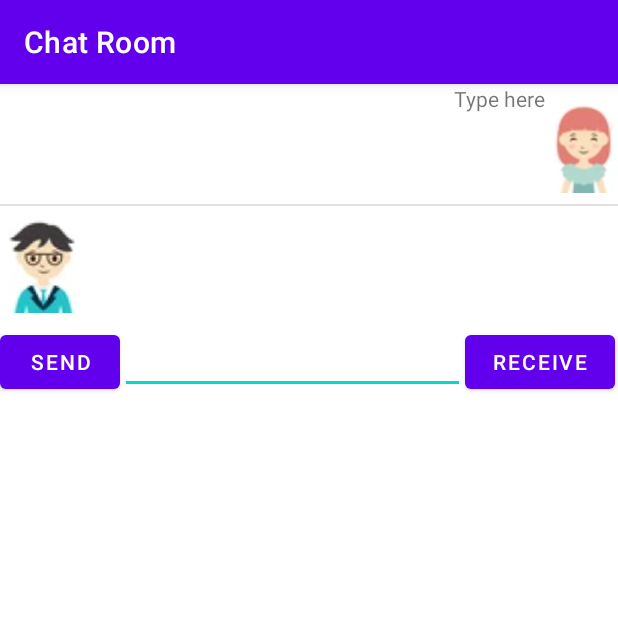
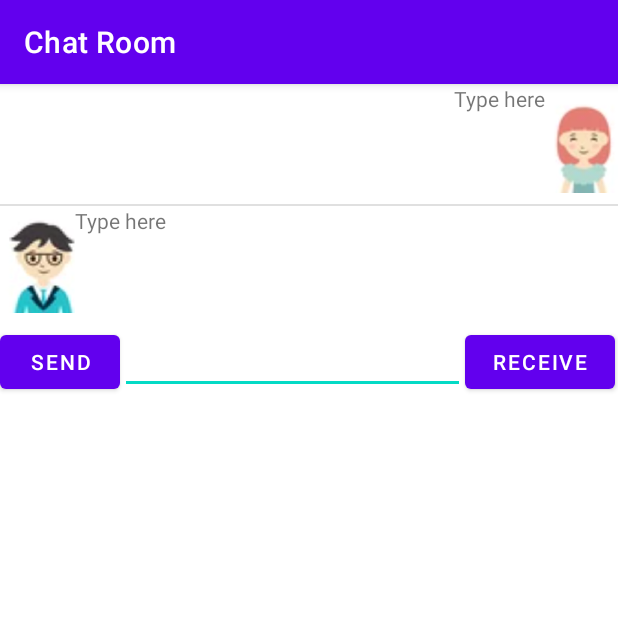
Before and after one commit to HelloNYAC/AndroidLabs, an Android app: the ChatRoomActivity screen opened directly, with no data from a screen before it, after a tap on "RECEIVE", on a phone screen of 412 x 824 dp, the top half of it. Run offline under Robolectric (Android 15) with nearby library versions, the phone set to English and light mode, and no system bars; 5 statements that could not run were skipped; 1 other tap on this screen came first.

Commit message:
initial Commit

```diff
--- a/app/src/main/java/com/cst2335/yue00015/ChatRoomActivity.java
+++ b/app/src/main/java/com/cst2335/yue00015/ChatRoomActivity.java
@@ -3,6 +3,9 @@ package com.cst2335.yue00015;
 import androidx.appcompat.app.AlertDialog;
 import androidx.appcompat.app.AppCompatActivity;
 
+import android.content.ContentValues;
+import android.database.Cursor;
+import android.database.sqlite.SQLiteDatabase;
 import android.os.Bundle;
 import android.view.LayoutInflater;
 import android.view.View;
@@ -10,15 +13,17 @@ import android.view.ViewGroup;
 import android.widget.BaseAdapter;
 import android.widget.Button;
 import android.widget.EditText;
-import android.widget.ImageView;
 import android.widget.ListView;
 import android.widget.TextView;
+import android.widget.Toast;
 
 import java.util.ArrayList;
 
 public class ChatRoomActivity extends AppCompatActivity {
-    private ArrayList<Message> list = new ArrayList<>();
+    private ArrayList<Message> messageList = new ArrayList<>();
     private ChatRoomActivity.MyListAdapter myAdapter;
+    SQLiteDatabase db;
+    Cursor c;
     private ListView myList;
     private Button send;
     private Button receive;
@@ -28,9 +33,41 @@ public class ChatRoomActivity extends AppCompatActivity {
         super.onCreate(savedInstanceState);
         setContentView(R.layout.activity_chat_room);
 
+        EditText typed = findViewById(R.id.typeline);
+        String textMessage = typed.getText().toString();
+        send = findViewById(R.id.sendbtn);
+        receive = findViewById(R.id.rcvbtn);
+        myList = (ListView) findViewById(R.id.thelistview);
+
+        loadDataFromDatabase();
         myAdapter = new ChatRoomActivity.MyListAdapter();
-        myList = (ListView) findViewById(R.id.thelistview);
         myList.setAdapter(myAdapter);
+
+        send.setOnClickListener(click ->{
+            ContentValues newRowValues = new ContentValues();
+            newRowValues.put(MyOpener.TEXT_MESSAGE, textMessage);
+            newRowValues.put(MyOpener.SEND_TYPE, 1);
+            long newId = db.insert(MyOpener.TABLE_NAME, null, newRowValues);
+
+            Message msgSend = new Message(textMessage, true, newId);
+            messageList.add(msgSend);
+            typed.setText("");
+            Toast.makeText(this, "Inserted item id:"+newId, Toast.LENGTH_LONG).show();
+            myAdapter.notifyDataSetChanged();
+        });
+
+        receive.setOnClickListener(click ->{
+            ContentValues newRowValues = new ContentValues();
+            newRowValues.put(MyOpener.TEXT_MESSAGE, textMessage);
+            newRowValues.put(MyOpener.SEND_TYPE, 0);
+            long newId = db.insert(MyOpener.TABLE_NAME, null, newRowValues);
+            Message msgRcv = new Message(textMessage,false, newId);
+            messageList.add(msgRcv);
+            typed.setText("");
+
+            Toast.makeText(this, "Inserted item id:"+newId, Toast.LENGTH_LONG).show();
+            myAdapter.notifyDataSetChanged();
+        });
 
         myList.setOnItemLongClickListener((parent, view, row, id) -> {
             AlertDialog.Builder alertDialogBuilder = new AlertDialog.Builder(this);
@@ -38,7 +75,7 @@ public class ChatRoomActivity extends AppCompatActivity {
                     .setMessage(getString(R.string.del_msg1) + row + "\n"
                             + getString(R.string.del_msg2) + id )
                     .setPositiveButton(getString(R.string.yes), (click, arg) -> {
-                        list.remove(row);
+                        messageList.remove(row);
                         myAdapter.notifyDataSetChanged();
                     })
                     .setNegativeButton(getString(R.string.no), (click, arg) -> {
@@ -47,93 +84,74 @@ public class ChatRoomActivity extends AppCompatActivity {
             return true;
         });
 
-
-
-        EditText typed = findViewById(R.id.typeline);
-
-        send = findViewById(R.id.sendbtn);
-        send.setOnClickListener(click ->{
-            Message msgSend = new Message(typed.getText().toString(), R.drawable.row_send, 0);
-            typed.setText("");
-            list.add(msgSend);
-            myAdapter.notifyDataSetChanged();
-        });
-
-        receive = findViewById(R.id.rcvbtn);
-        receive.setOnClickListener(click ->{
-            Message msgRcv = new Message(typed.getText().toString(), R.drawable.row_receive, 1);
-            typed.setText("");
-            list.add(msgRcv);
-            myAdapter.notifyDataSetChanged();
-        });
     }
 
-    class Message{
-        private String msg;
-        private int layout;
-        private int sourceImg;
+    private void loadDataFromDatabase()
+    {
+        MyOpener dbOpener = new MyOpener(this);
+        db = dbOpener.getWritableDatabase();
+        String [] columns = {MyOpener.COL_ID, MyOpener.TEXT_MESSAGE, MyOpener.SEND_TYPE};
+        Cursor results = db.query(false, MyOpener.TABLE_NAME, columns, null, null, null, null, null, null);
 
-        public Message (String msg, int sourceImg, int layout){
-            this.msg = msg;
-            this.sourceImg = sourceImg;
-            this.layout = layout;
+        int textMessageColumnIndex = results.getColumnIndex(MyOpener.TEXT_MESSAGE);
+        int isSentIndex = results.getColumnIndex(MyOpener.SEND_TYPE);
+        int idColIndex = results.getColumnIndex(MyOpener.COL_ID);
+
+        while (results.moveToNext()) {
+            String msg = results.getString(textMessageColumnIndex);
+            int typeInt = results.getInt(isSentIndex);
+            Long dataId  = results.getLong(idColIndex);
+
+            boolean msgType;
+            if(typeInt == 0) {
+                msgType = true;
+            } else {
+                msgType = false;
+            }
+
+            messageList.add(new Message(msg, msgType, dataId));
         }
+   }
 
-        public int getLayout(){
-        return layout;
-        }
-
-        public int getSourceImg(){
-        return sourceImg;
-        }
-
-        public String getMsg() {
-            return msg;
-        }
+    protected void printCursor(Cursor c, int version){
+//        Message m = messageList.remove();
+        System.out.println(db.getVersion());
+        System.out.println(c.getColumnCount());
+        System.out.println(c.getCount());
     }
 
     class MyListAdapter extends BaseAdapter {
         @Override
         public int getCount() {
-            return list.size();
+            return messageList.size();
         }
 
         @Override
-        public Object getItem(int position) {
-            return list.get(position);
+        public Message getItem(int position) {
+            return messageList.get(position);
         }
 
         @Override
         public View getView(int position, View convertView, ViewGroup parent) {
             Message msg = (Message) getItem(position);
-            int msgLayout = msg.getLayout();
             LayoutInflater inflater = getLayoutInflater();
-
-            switch (msgLayout) {
-                case 0: {
+                if(msg.getIsSend()){
                     View sendView = inflater.inflate(R.layout.row_send_layout, parent, false);
                     TextView thisRowText = sendView.findViewById(R.id.row_item);
-                    ImageView thisRowImage = sendView.findViewById(R.id.row_title);
                     thisRowText.setText(msg.getMsg());
-                    thisRowImage.setImageResource(msg.getSourceImg());
                     return sendView;
                 }
-                case 1: {
+                else{
                     View rcvView = inflater.inflate(R.layout.row_rcv_layout, parent, false);
                     TextView thisRowText = rcvView.findViewById(R.id.row_item);
-                    ImageView thisRowImage = rcvView.findViewById(R.id.row_title);
                     thisRowText.setText(msg.getMsg());
-                    thisRowImage.setImageResource(msg.getSourceImg());
                     return rcvView;
                 }
-                default:
-                    return null;
-            }
         }
 
             @Override
             public long getItemId ( int position){
-                return (long) position;
+                return messageList.get(position).getId();
             }
     }
 
--- /dev/null
+++ b/app/src/main/java/com/cst2335/yue00015/Message.java
@@ -0,0 +1,25 @@
+package com.cst2335.yue00015;
+
+public class Message {
+        private String msg;
+        private boolean isSend;
+        protected long id;
+
+        public Message (String msg, boolean isSend, long id){
+            this.msg = msg;
+            this.isSend = isSend;
+            this.id = id;
+        }
+
+        public boolean getIsSend(){
+            return isSend;
+        }
+
+        public long getId(){
+            return id;
+        }
+
+        public String getMsg() {
+            return msg;
+        }
+}
--- /dev/null
+++ b/app/src/main/java/com/cst2335/yue00015/MyOpener.java
@@ -0,0 +1,44 @@
+package com.cst2335.yue00015;
+
+import androidx.appcompat.app.AppCompatActivity;
+
+import android.content.Context;
+import android.database.sqlite.SQLiteDatabase;
+import android.database.sqlite.SQLiteOpenHelper;
+
+public class MyOpener extends SQLiteOpenHelper {
+
+    protected final static String DATABASE_NAME = "MESSAGEDB";
+    protected final static int VERSION_NUM = 2;
+    public final static String TABLE_NAME = "MESSAGE_TABLE";
+    public final static String SEND_TYPE = "SEND_TYPE";
+    public final static String TEXT_MESSAGE = "TEXT_MESSAGE";
+    public final static String COL_ID = "_id";
+
+    public MyOpener(Context ctx)
+    {
+        super(ctx, DATABASE_NAME, null, VERSION_NUM);
+    }
+
+    @Override
+    public void onCreate(SQLiteDatabase db)
+    {
+        db.execSQL("CREATE TABLE " + TABLE_NAME + " (_id INTEGER PRIMARY KEY AUTOINCREMENT, "
+                + TEXT_MESSAGE + "text,"
+                + SEND_TYPE  + " INTEGER);");
+    }
+
+    @Override
+    public void onUpgrade(SQLiteDatabase db, int oldVersion, int newVersion)
+    {
+        db.execSQL( "DROP TABLE IF EXISTS " + TABLE_NAME);
+        onCreate(db);
+    }
+
+    @Override
+    public void onDowngrade(SQLiteDatabase db, int oldVersion, int newVersion)
+    {
+        db.execSQL( "DROP TABLE IF EXISTS " + TABLE_NAME);
+        onCreate(db);
+    }
+}
--- a/app/src/main/res/layout/row_rcv_layout.xml
+++ b/app/src/main/res/layout/row_rcv_layout.xml
@@ -20,6 +20,11 @@
         android:layout_height="80dp"
         android:layout_row="0"
         android:layout_column="1"
-        android:layout_gravity="left" />
+        android:layout_gravity="left"/>
+    <TextView
+        android:id="@+id/msg_id"
+        android:layout_height="wrap_content"
+        android:layout_width="wrap_content"
+        />
 
 </GridLayout>
```
Also changed, not shown: app/src/main/AndroidManifest.xml (+11 -9 lines), app/src/main/res/layout/activity_my_opener.xml (added, +9 -0 lines).
